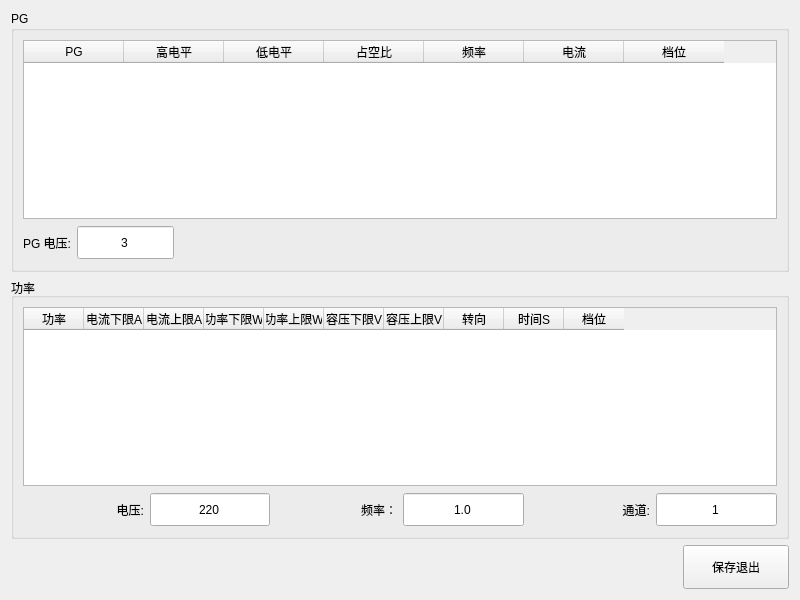
Old version of the form PagePwr.ui in the repository bloglink/aip-tester.
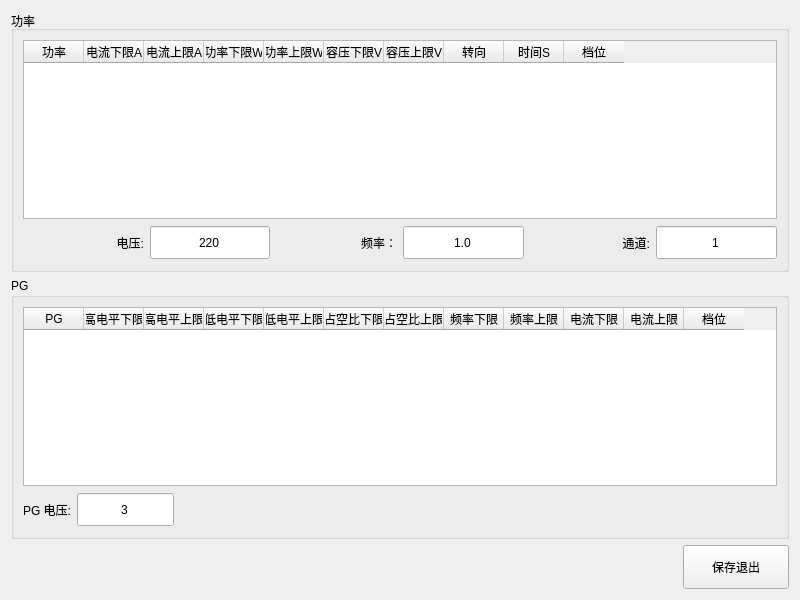
New version of the form.

The edit to the form file:
```diff
--- a/PagePwr.ui
+++ b/PagePwr.ui
@@ -303,7 +303,7 @@
      </layout>
     </widget>
    </item>
-   <item row="0" column="0" colspan="7">
+   <item row="2" column="0" colspan="7">
     <widget class="QGroupBox" name="groupBox">
      <property name="title">
       <string>PG</string>
@@ -359,6 +359,9 @@
       </item>
       <item row="0" column="0" colspan="3">
        <widget class="QTableWidget" name="PGParams">
+        <attribute name="horizontalHeaderDefaultSectionSize">
+         <number>60</number>
+        </attribute>
         <column>
          <property name="text">
           <string>PG</string>
@@ -366,27 +369,52 @@
         </column>
         <column>
          <property name="text">
-          <string>高电平</string>
+          <string>高电平下限</string>
          </property>
         </column>
         <column>
          <property name="text">
-          <string>低电平</string>
+          <string>高电平上限</string>
          </property>
         </column>
         <column>
          <property name="text">
-          <string>占空比</string>
+          <string>低电平下限</string>
          </property>
         </column>
         <column>
          <property name="text">
-          <string>频率</string>
+          <string>低电平上限</string>
          </property>
         </column>
         <column>
          <property name="text">
-          <string>电流</string>
+          <string>占空比下限</string>
+         </property>
+        </column>
+        <column>
+         <property name="text">
+          <string>占空比上限</string>
+         </property>
+        </column>
+        <column>
+         <property name="text">
+          <string>频率下限</string>
+         </property>
+        </column>
+        <column>
+         <property name="text">
+          <string>频率上限</string>
+         </property>
+        </column>
+        <column>
+         <property name="text">
+          <string>电流下限</string>
+         </property>
+        </column>
+        <column>
+         <property name="text">
+          <string>电流上限</string>
          </property>
         </column>
         <column>
```
Left out of the diff: 164 changed lines with no effect on the pictures.
